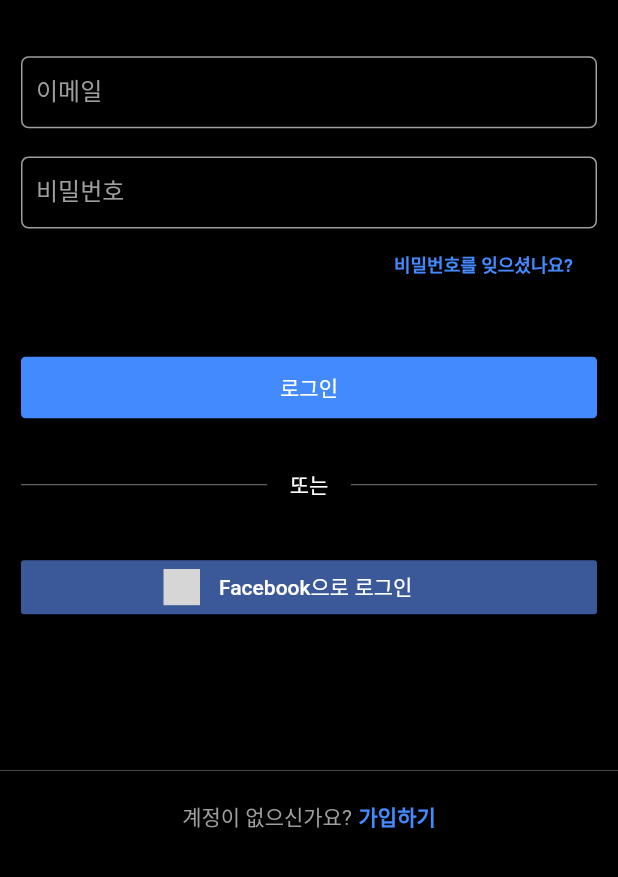
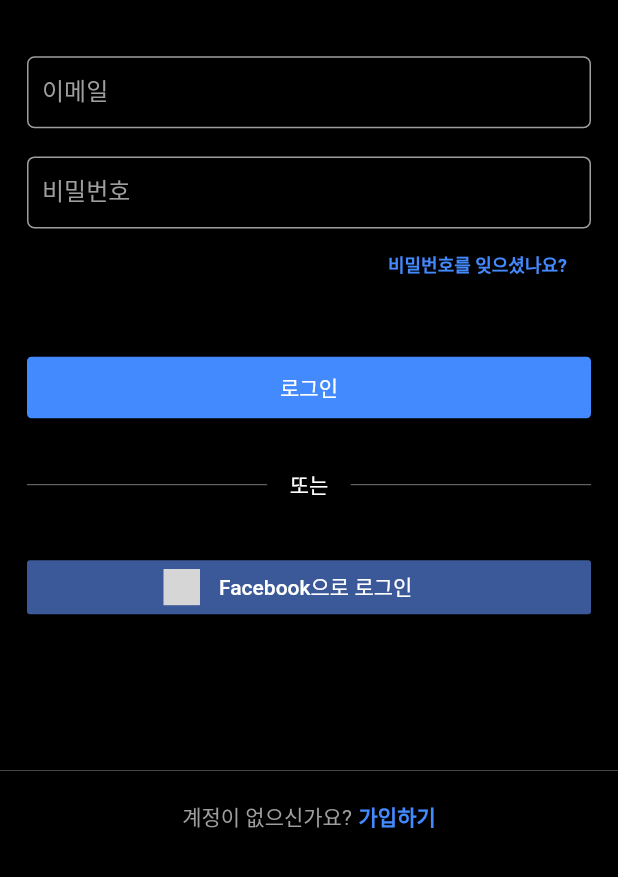
Before and after one commit to cyb9701/flutter-practice, a Flutter app: the screen it shows after launch, on a phone screen of 412 x 824 dp, the part 359-1236 px from its top. Run offline on Flutter 3.47's test engine with Material 2 defaults, Android fonts, the phone set to English and light mode, and no system bars; our stand-ins replace cached_network_image, firebase_auth, flutter_signin_button, google_fonts; missing offline and left inert: flutter_facebook_login; accounts and stored records are empty; grey boxes are pictures that could not be loaded.

Commit message:
- Instagram Clone

```diff
--- a/lib/widget/log_in_form.dart
+++ b/lib/widget/log_in_form.dart
@@ -51,7 +51,7 @@
       backgroundColor: kBackgroundColor,
       resizeToAvoidBottomInset: true,
       body: Padding(
-        padding: const EdgeInsets.symmetric(horizontal: kCommon_gap),
+        padding: const EdgeInsets.symmetric(horizontal: kCommon_l_gap),
         child: Form(
           key: _formKey,
           child: Column(
```
